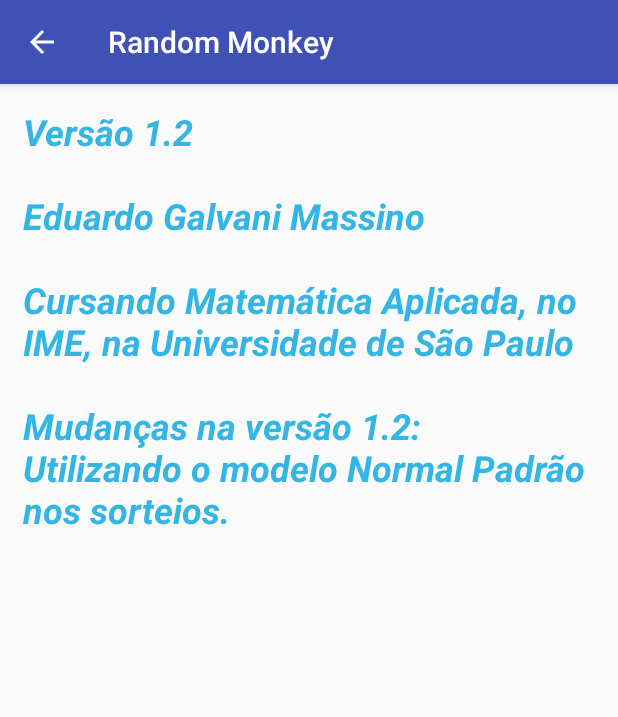
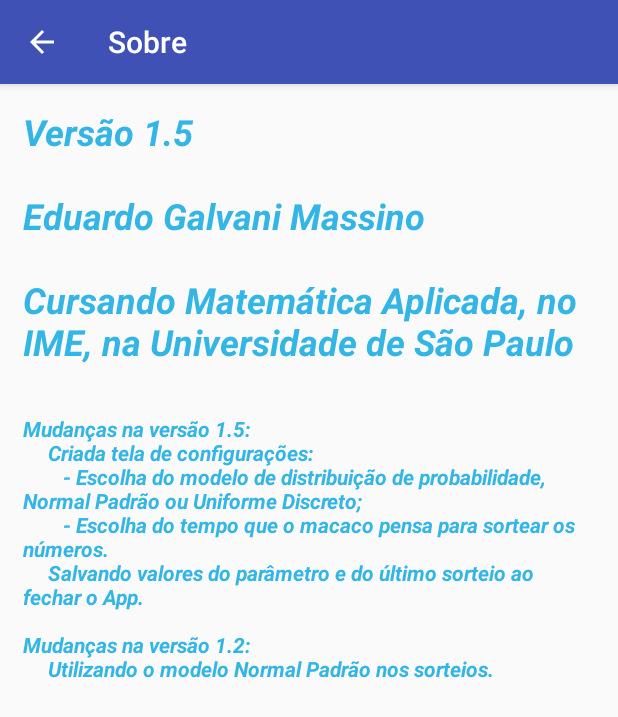
Before and after one commit to feanored/RandomMonkey, an Android app: the screen it shows after launch (SobreActivity), in the options menu, after a tap on "Sobre", on a phone screen of 412 x 824 dp. Shown: the top 717 px of the screen. Run offline under Robolectric (Android 15) with nearby library versions, the phone set to English and light mode, and no system bars.

Commit message:
Versão 1.5
Mudanças na versão 1.5:
        Criada tela de configurações:
        - Escolha do modelo de distribuição de probabilidade, Normal Padrão ou Uniforme Discreto;
        - Escolha do tempo que o macaco pensa para sortear os números.
        Salvando valores do parâmetro e do último sorteio ao fechar o App.

```diff
--- a/app/build.gradle
+++ b/app/build.gradle
@@ -9,6 +9,7 @@
         versionCode 1
         versionName "1.0"
         testInstrumentationRunner "android.support.test.runner.AndroidJUnitRunner"
+        vectorDrawables.useSupportLibrary = true
     }
     buildTypes {
         release {
@@ -22,6 +23,8 @@
     implementation fileTree(dir: 'libs', include: ['*.jar'])
     implementation 'com.android.support:appcompat-v7:26.1.0'
     implementation 'com.android.support.constraint:constraint-layout:1.0.2'
+    implementation 'com.android.support:support-v4:26.1.0'
+    implementation 'com.android.support:support-vector-drawable:26.1.0'
     testImplementation 'junit:junit:4.12'
     androidTestImplementation 'com.android.support.test:runner:1.0.1'
     androidTestImplementation 'com.android.support.test.espresso:espresso-core:3.0.1'
--- a/app/src/main/AndroidManifest.xml
+++ b/app/src/main/AndroidManifest.xml
@@ -16,7 +16,8 @@
                 <category android:name="android.intent.category.LAUNCHER" />
             </intent-filter>
         </activity>
-        <activity android:name=".SobreActivity"></activity>
+        <activity android:name=".SobreActivity" />
+        <activity android:name=".SettingsActivity"></activity>
     </application>
 
 </manifest>
--- a/app/src/main/java/com/eduardo/brownianmonkey/MainActivity.java
+++ b/app/src/main/java/com/eduardo/brownianmonkey/MainActivity.java
@@ -1,6 +1,7 @@
 package com.eduardo.brownianmonkey;
 
 import android.content.Intent;
+import android.content.SharedPreferences;
 import android.os.Handler;
 import android.support.v7.app.AppCompatActivity;
 import android.os.Bundle;
@@ -20,15 +21,19 @@
     Button bm1, bp1, bm10, bp10, bgo;
     EditText qtd;
     TextView textRes, textLoad;
+    SharedPreferences configs;
 
     @Override
     protected void onCreate(Bundle savedInstanceState) {
         super.onCreate(savedInstanceState);
         setContentView(R.layout.activity_main);
+        final Random rand = new Random();
+        configs = getSharedPreferences(getString(R.string.opcoes), 0);
+
+        // aviso de boas-vindas ao macaco
         Toast toast = Toast.makeText(getApplicationContext(), R.string.s_aviso, Toast.LENGTH_LONG);
         toast.setGravity(Gravity.CENTER, 0, 300);
         toast.show();
-        final Random rand = new Random();
 
         // Registrando elementos
         bm1 = findViewById(R.id.bm1);
@@ -40,18 +45,31 @@
         textRes = findViewById(R.id.textRes);
         textLoad = findViewById(R.id.textLoad);
 
+        // recuperando valores para sorteio da configuração
+        qtd.setText(String.valueOf(configs.getInt("qtde", 0)));
+        textRes.setText(String.valueOf(configs.getInt("sorteio", 0)));
+
         // Eventos
         bgo.setOnClickListener(new View.OnClickListener() {
             public void onClick(View v) {
                 int qtd = getQtd();
                 double valor = 0;
-                int valor_int;
+                int valor_int = 0;
+                String modelo = configs.getString("modelo", getString(R.string.mod_unif));
                 if(qtd < 2) {
                     Toast toast = Toast.makeText(getApplicationContext(), R.string.s_min, Toast.LENGTH_SHORT);
                     toast.setGravity(Gravity.CENTER, 0, -100);
                     toast.show();
                 } else {
                     sorteio();
+                    // MODELO UNIFORME NO INTERVALO
+                    if (modelo.equals(getString(R.string.mod_unif))){
+                        valor_int = rand.nextInt(qtd);
+                        if (valor_int == 0)
+                            valor_int = qtd;
+                    }
+                    // MODELO NORMAL ESCALONADO
+                    else if (modelo.equals(getString(R.string.mod_normal))){
                         while(valor == 0 || valor > 1) {
                             valor = rand.nextGaussian();
                             if (valor < 0)
@@ -59,7 +77,12 @@
                         }
                         valor *= qtd;
                         valor_int = (int)Math.ceil(valor);
+                    }
                     textRes.setText(String.valueOf(valor_int));
+                    // salvando nas configurações
+                    SharedPreferences.Editor editor = configs.edit();
+                    editor.putInt("sorteio", valor_int);
+                    editor.apply();
                 }
             }
         });
@@ -87,14 +110,16 @@
 
     protected void sorteio(){
         final Handler handler = new Handler();
+        final float tempo = configs.getFloat("time", 1.7f);
         bgo.setEnabled(false);
         textRes.setVisibility(View.INVISIBLE);
+        if (tempo > 0)
             textLoad.setVisibility(View.VISIBLE);
         new Thread(new Runnable() {
             @Override
             public void run() {
                 try{
-                    Thread.sleep(1700);
+                    Thread.sleep(Float.valueOf(tempo * 1000).intValue());
                 } catch (Exception e) {
                     System.out.print(e.getMessage());
                 }
@@ -114,7 +139,7 @@
         String txt = qtd.getText().toString();
         int qtde;
         if(txt.equals(""))
-            qtde = 0;
+            qtde = configs.getInt("qtde", 0);
         else
             qtde = Integer.parseInt(txt);
         return qtde;
@@ -127,6 +152,10 @@
         if(novo < 0)
             novo = 0;
         qtd.setText(String.valueOf(novo));
+        // salvando nas configurações
+        SharedPreferences.Editor editor = configs.edit();
+        editor.putInt("qtde", novo);
+        editor.apply();
     }
 
     @Override
@@ -138,9 +167,14 @@
 
     @Override
     public boolean onOptionsItemSelected(final MenuItem item) {
+        Intent intent;
         switch (item.getItemId()) {
             case R.id.sobre:
-                Intent intent = new Intent(getApplicationContext(), SobreActivity.class);
+                intent = new Intent(getApplicationContext(), SobreActivity.class);
+                startActivityForResult(intent, 0);
+                return true;
+            case R.id.configs:
+                intent = new Intent(getApplicationContext(), SettingsActivity.class);
                 startActivityForResult(intent, 0);
                 return true;
             default:
--- a/app/src/main/java/com/eduardo/brownianmonkey/SobreActivity.java
+++ b/app/src/main/java/com/eduardo/brownianmonkey/SobreActivity.java
@@ -17,6 +17,7 @@
         toast.setGravity(Gravity.CENTER, 0, 200);
         toast.show();
         getSupportActionBar().setDisplayHomeAsUpEnabled(true);
+        getSupportActionBar().setTitle(R.string.sobre);
     }
 
     @Override
--- a/app/src/main/res/layout/activity_sobre.xml
+++ b/app/src/main/res/layout/activity_sobre.xml
@@ -1,5 +1,6 @@
 <?xml version="1.0" encoding="utf-8"?>
 <android.support.constraint.ConstraintLayout xmlns:android="http://schemas.android.com/apk/res/android"
+    xmlns:app="http://schemas.android.com/apk/res-auto"
     xmlns:tools="http://schemas.android.com/tools"
     android:layout_width="match_parent"
     android:layout_height="match_parent"
@@ -7,7 +8,7 @@
     tools:context="com.eduardo.brownianmonkey.SobreActivity">
 
     <TextView
-        android:id="@+id/textView"
+        android:id="@+id/textView1"
         android:layout_width="match_parent"
         android:layout_height="wrap_content"
         android:layout_alignParentEnd="true"
@@ -17,4 +18,16 @@
         android:textColor="@android:color/holo_blue_light"
         android:textStyle="bold|italic" />
 
+    <TextView
+        android:id="@+id/textView2"
+        android:layout_width="match_parent"
+        android:layout_height="wrap_content"
+        android:layout_alignParentEnd="true"
+        android:layout_alignParentRight="true"
+        android:text="@string/sobre_changes"
+        android:textAppearance="@style/TextAppearance.AppCompat.Small"
+        android:textColor="@android:color/holo_blue_light"
+        android:textStyle="bold|italic"
+        app:layout_constraintTop_toBottomOf="@+id/textView1" />
+
 </android.support.constraint.ConstraintLayout>
--- a/app/src/main/res/menu/option_menu.xml
+++ b/app/src/main/res/menu/option_menu.xml
@@ -1,5 +1,8 @@
 <?xml version="1.0" encoding="utf-8"?>
 <menu xmlns:android="http://schemas.android.com/apk/res/android">
+    <item android:id="@+id/configs"
+        android:icon="@color/colorPrimaryDark"
+        android:title="@string/configs" />
     <item android:id="@+id/sobre"
         android:icon="@color/colorPrimaryDark"
         android:title="@string/sobre" />
--- a/app/src/main/res/values/strings.xml
+++ b/app/src/main/res/values/strings.xml
@@ -10,12 +10,32 @@
     <string name="zero">0</string>
     <string name="loading">Macaco tá pensando…</string>
     <string name="sobre">Sobre</string>
+    <string name="configs">Opções</string>
     <string name="sobre_texto">
-        Versão 1.2
+        Versão 1.5
         \n\nEduardo Galvani Massino
         \n\nCursando Matemática Aplicada, no IME, na Universidade de São Paulo
+    </string>
+    <string name="sobre_changes">
+        \n\nMudanças na versão 1.5:
+        \n\t Criada tela de configurações:
+        \n\t\t- Escolha do modelo de distribuição de probabilidade, Normal Padrão ou Uniforme Discreto;
+        \n\t\t- Escolha do tempo que o macaco pensa para sortear os números.
+        \n\t Salvando valores do parâmetro e do último sorteio ao fechar o App.
+
         \n\nMudanças na versão 1.2:
-        \nUtilizando o modelo Normal Padrão nos sorteios.
+        \n\t Utilizando o modelo Normal Padrão nos sorteios.
     </string>
-    <string name="sobre_tip">Macaquinho amestrado</string>
+    <string name="sobre_tip">Sobre Bogios e Sagüis</string>
+    <string name="configs_tip">Are you an Ape?</string>
+    <string name="config_tipo">Distribuição de probabilidade</string>
+    <string name="config_tempo">Tempo para o macaco pensar</string>
+    <string name="config_tempo_valor">4 segundos</string>
+    <string name="mod_unif">Uniforme Discreta</string>
+    <string name="mod_normal">Normal Padrão</string>
+    <string name="opcoes">OPCOES</string>
+    <string name="txt_tempo_0">Sorteio imediato!</string>
+    <string name="txt_tempo_1">1 segundo</string>
+    <string name="txt_tempo">%.1f segundos</string>
+
 </resources>
```
Also changed, not shown: app/src/main/java/com/eduardo/brownianmonkey/SettingsActivity.java (added, +115 -0 lines), app/src/main/res/drawable/ic_info_black_24dp.xml (added, +9 -0 lines), app/src/main/res/drawable/ic_notifications_black_24dp.xml (added, +9 -0 lines), app/src/main/res/drawable/ic_sync_black_24dp.xml (added, +9 -0 lines), app/src/main/res/layout/activity_settings.xml (added, +71 -0 lines), app/src/main/res/layout/spinner_dropdown_item.xml (added, +12 -0 lines), app/src/main/res/layout/spinner_item.xml (added, +8 -0 lines). Lines whose indentation alone changed are shown as unchanged.
